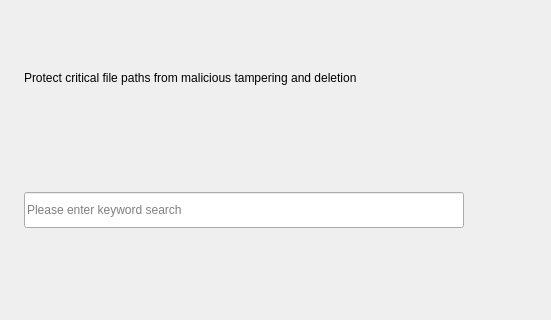
Old version of the form src/ui/tp/tp-kernel.ui in the repository openeuler-mirror/ks-ssr; both pictures show x 0 to 551 and y 0 to 320 of the 925 by 408 pixel window.
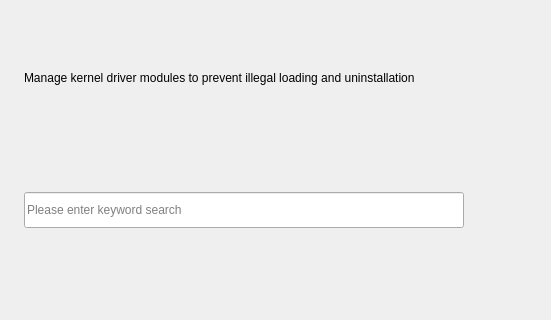
New version of the form. Custom widgets are drawn as their Qt base class.

Patch:
```diff
--- a/src/ui/tp/tp-kernel.ui
+++ b/src/ui/tp/tp-kernel.ui
@@ -40,7 +40,7 @@
      <item>
       <widget class="QLabel" name="label">
        <property name="text">
-        <string>Protect critical file paths from malicious tampering and deletion</string>
+        <string>Manage kernel driver modules to prevent illegal loading and uninstallation</string>
        </property>
       </widget>
      </item>
```
